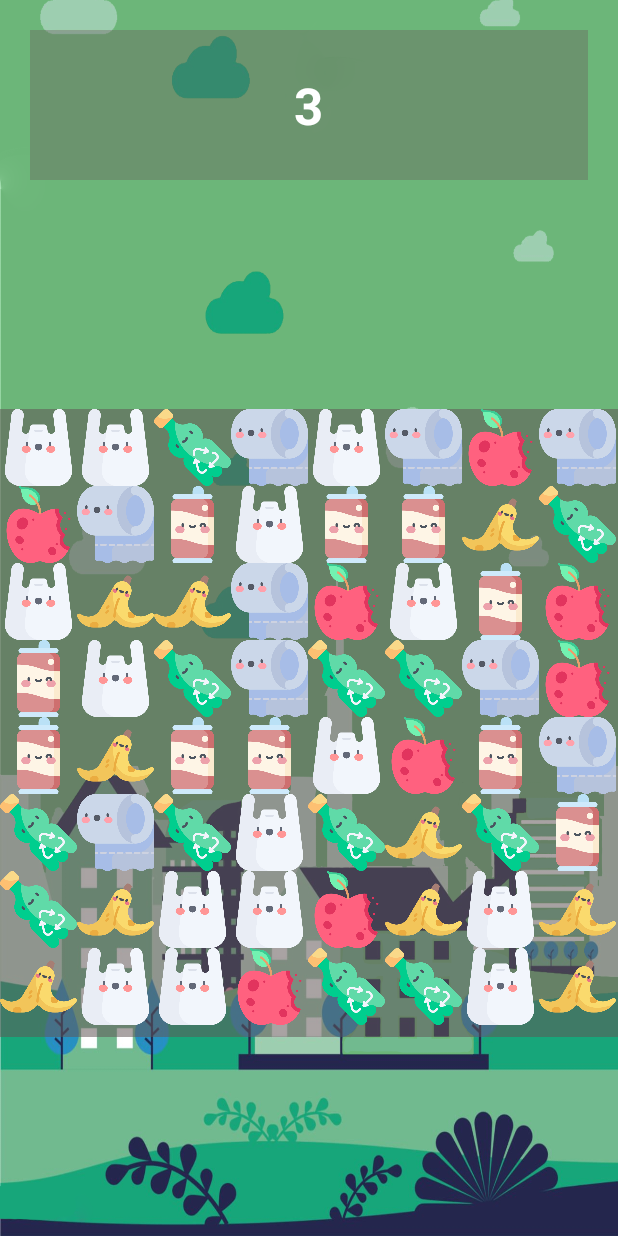
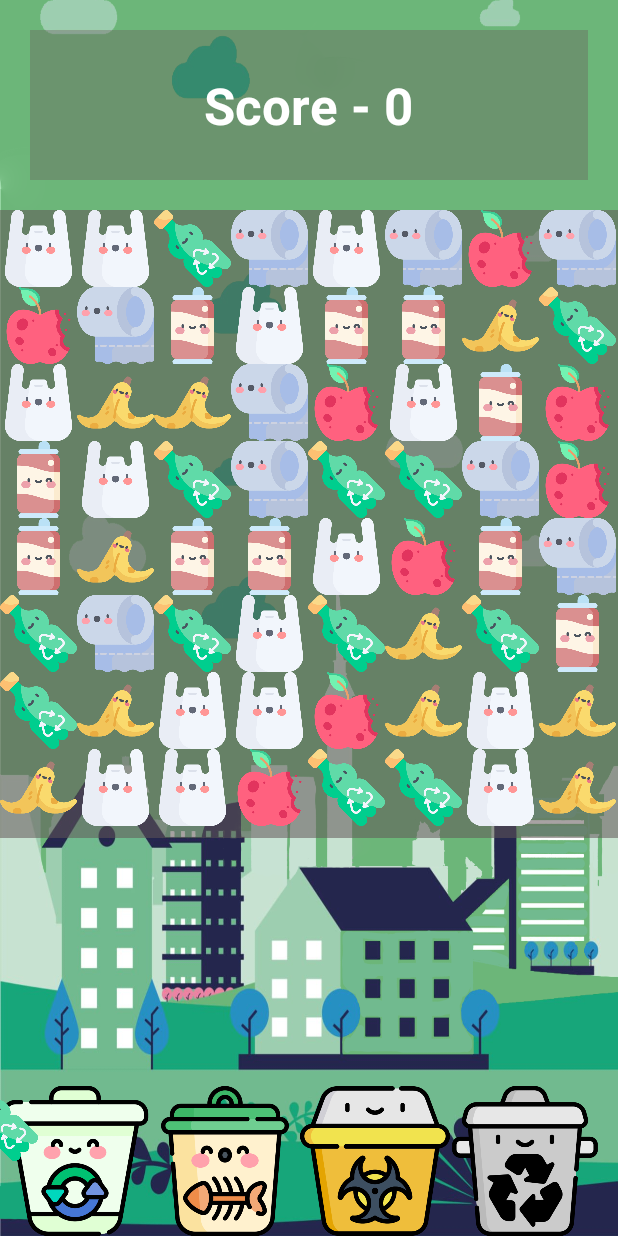
Before and after one commit to ngtdungdev/bin-rush, an Android app: the PlayActivity screen opened directly, with no data from a screen before it, on a phone screen of 412 x 824 dp. Run offline under Robolectric (Android 15) with nearby library versions, the phone set to English and light mode, and no system bars.

Commit message:
fix code

```diff
--- a/app/build.gradle.kts
+++ b/app/build.gradle.kts
@@ -51,5 +51,6 @@ dependencies {
     implementation("pl.droidsonroids.gif:android-gif-drawable:1.2.17")
     implementation("com.github.bumptech.glide:glide:4.13.0")
     implementation("androidx.gridlayout:gridlayout:1.0.0")
+    implementation("com.github.bumptech.glide:glide:4.12.0")
 
 }
--- a/app/src/main/java/com/example/bin_rush/activity/PlayActivity.kt
+++ b/app/src/main/java/com/example/bin_rush/activity/PlayActivity.kt
@@ -1,15 +1,19 @@
 package com.example.bin_rush.activity
 
+import android.animation.ObjectAnimator
 import android.content.Context
 import android.os.Bundle
 import android.os.Handler
+import android.os.Looper
 import android.util.DisplayMetrics
-import android.util.Log
 import android.util.TypedValue
+import android.view.View
+import android.widget.FrameLayout
 import androidx.gridlayout.widget.GridLayout
 import android.widget.ImageView
 import android.widget.TextView
 import androidx.appcompat.app.AppCompatActivity
+import com.bumptech.glide.Glide
 import com.example.bin_rush.R
 import com.example.bin_rush.util.OnSwipeListener
 import kotlin.math.abs
@@ -30,16 +34,23 @@ class PlayActivity: AppCompatActivity() {
     var widthOfScreen: Int = 0
     var heightOfScreen: Int = 0
 
+    var emptyBlock: Int  = R.drawable.transparent
     lateinit var wastes: ArrayList<ImageView>
     var blockStart: Int = 0
     var blockEnd: Int = 0
-    var emptyBlock: Int  = R.drawable.transparent
+    private lateinit var imageInorganic: ImageView
+    private lateinit var imageOrganic: ImageView
+    private lateinit var imageBiohazard: ImageView
+    private lateinit var imageRecycle: ImageView
+    private lateinit var layout: View
+    private lateinit var frameLayout: FrameLayout
 
     lateinit var gridlayout: GridLayout
     lateinit var mHandler: Handler
     lateinit var scoreResult: TextView
+    lateinit var imageGarbage: ImageView
     var score = 0
-    var interval = 100L
+    var interval = 200L
 
     override fun onCreate(savedInstanceState: Bundle?) {
         super.onCreate(savedInstanceState)
@@ -47,6 +58,14 @@ class PlayActivity: AppCompatActivity() {
 
         scoreResult = findViewById(R.id.score)
         gridlayout = findViewById(R.id.board)
+        imageBiohazard = findViewById(R.id.imageBiohazard)
+        imageInorganic = findViewById(R.id.imageInorganic)
+        imageOrganic = findViewById(R.id.imageOrganic)
+        imageRecycle = findViewById(R.id.imageRecycle)
+        layout = findViewById(R.id.LinearLayout)
+        frameLayout = findViewById(R.id.frameLayout)
+        imageGarbage = findViewById(R.id.imageGarbage)
+
 
         val displayMetrics = DisplayMetrics()
         windowManager.defaultDisplay.getMetrics(displayMetrics)
@@ -106,6 +125,7 @@ class PlayActivity: AppCompatActivity() {
         }
         mHandler = Handler()
         startRepeat()
+        scoreResult.text = "Score - 0"
     }
 
     private fun startRepeat() {
@@ -127,8 +147,9 @@ class PlayActivity: AppCompatActivity() {
                 && wastes[x++].tag as Int == chosenBlock
                 && wastes[x].tag as Int == chosenBlock
             ) {
+                animatation(i + 1)
                 score += 3
-                scoreResult.text = "$score"
+                scoreResult.text = "Score - $score"
                 wastes[x].setImageResource(emptyBlock)
                 wastes[x].tag = emptyBlock
                 x--
@@ -143,7 +164,7 @@ class PlayActivity: AppCompatActivity() {
     }
 
     private fun checkColumnForThree() {
-        val allBlocksExceptLastTwoRows = (0..noOfBlock*noOfBlock - 2*noOfBlock)
+        val allBlocksExceptLastTwoRows = (0..<noOfBlock*noOfBlock - 2*noOfBlock)
             .toList()
         for (i in allBlocksExceptLastTwoRows) {
             val chosenCandy = wastes[i].tag
@@ -154,8 +175,9 @@ class PlayActivity: AppCompatActivity() {
                 && wastes[x + noOfBlock].tag as Int == chosenCandy
                 && wastes[x + 2*noOfBlock].tag as Int == chosenCandy
             ) {
+                animatation( i + noOfBlock)
                 score += 3
-                    scoreResult.text = "$score"
+                scoreResult.text = "Score - $score"
                 wastes[x].setImageResource(emptyBlock)
                 wastes[x].tag = emptyBlock
                 x += noOfBlock
@@ -202,7 +224,6 @@ class PlayActivity: AppCompatActivity() {
                 checkRowForThree()
                 checkColumnForThree()
                 moveBlocksDown()
-                Log.i("com", "abc")
             }
             finally {
                 mHandler.postDelayed(this, interval)
@@ -252,9 +273,46 @@ class PlayActivity: AppCompatActivity() {
         ).toInt()
     }
 
-    private fun animatation(vararg indices: Int) {
-        for (i in indices) {
-            Log.i("com", wastes[i].x.toString())
+    private fun animatation(index: Int) {
+        wastes[index].x
+        wastes[index].y
+
+
+        val handlerX = Handler(Looper.getMainLooper())
+        val handlerY = Handler(Looper.getMainLooper())
+        val handlerZ = Handler(Looper.getMainLooper())
+        val imageView = ImageView(this)
+        val sizeInPixels = convertDpToPixel(50f, this)
+        val layoutParams = FrameLayout.LayoutParams(sizeInPixels,sizeInPixels)
+        layoutParams.leftMargin = wastes[index].x.toInt()
+        layoutParams.topMargin =  wastes[index].y.toInt()
+
+
+        imageView.setImageResource(wastes[index].tag as Int)
+
+        imageView.layoutParams = layoutParams
+
+        val density = resources.displayMetrics.density
+        val elevationInPixels = 2 * density
+        imageView.elevation = elevationInPixels
+        frameLayout.addView(imageView)
+
+        val x = imageInorganic.width / 2 - sizeInPixels / 2
+        val coordinateX = x + layout.x.toInt()
+        val runnableX = Runnable {
+            layoutParams.leftMargin = coordinateX
+            imageView.layoutParams = layoutParams
+        }
+        handlerX.postDelayed(runnableX, 500)
+        val runnableY = Runnable {
+            layoutParams.topMargin = imageInorganic.y.toInt() + layout.y.toInt()
+            imageView.layoutParams = layoutParams
+        }
+        handlerY.postDelayed(runnableY, 1000)
+
+        val runnableZ = Runnable {
+            frameLayout.removeView(imageView)
+        }
+        handlerZ.postDelayed(runnableZ, 2000)
     }
 }
-}
--- a/app/src/main/java/com/example/bin_rush/adapter/GameAdapter.kt
+++ b/app/src/main/java/com/example/bin_rush/adapter/GameAdapter.kt
@@ -1,6 +1,7 @@
 package com.example.bin_rush.adapter
 
 import android.content.Context
+import android.util.Log
 import android.view.LayoutInflater
 import android.view.View
 import android.view.ViewGroup
--- a/app/src/main/java/com/example/bin_rush/util/OnSwipeListener.kt
+++ b/app/src/main/java/com/example/bin_rush/util/OnSwipeListener.kt
@@ -33,8 +33,6 @@ abstract class OnSwipeListener(context: Context): View.OnTouchListener {
             if (e1 != null) {
                 yDiff = e2.y - e1.y
                 xDiff = e2.x - e1.x
-                Log.i("com", e1.toString())
-                Log.i("com", e2.toString())
             } else
                 return result
             if (abs(xDiff) > abs(yDiff)) {
--- a/app/src/main/res/layout/activity_play.xml
+++ b/app/src/main/res/layout/activity_play.xml
@@ -24,16 +24,59 @@
     </FrameLayout>
 
     <FrameLayout
+        android:id="@+id/frameLayout"
         android:layout_width="match_parent"
         android:layout_height="match_parent">
+
+        <ImageView
+            android:id="@+id/imageGarbage"
+            android:layout_width="50dp"
+            android:layout_height="50dp"
+            android:elevation="2dp"
+            android:visibility="gone" />
+
+        <LinearLayout
+            android:id="@+id/LinearLayout"
+            android:layout_width="match_parent"
+            android:layout_height="100dp"
+            android:layout_gravity="bottom"
+            android:orientation="horizontal">
+
+            <ImageView
+                android:id="@+id/imageInorganic"
+                android:layout_width="100dp"
+                android:layout_height="100dp"
+                android:background="@drawable/recycle" />
+
+            <ImageView
+                android:id="@+id/imageOrganic"
+                android:layout_width="100dp"
+                android:layout_height="100dp"
+                android:background="@drawable/food_waste" />
+
+            <ImageView
+                android:id="@+id/imageBiohazard"
+                android:layout_width="100dp"
+                android:layout_height="100dp"
+                android:layout_gravity="bottom|left"
+                android:background="@drawable/biohazard" />
+
+            <ImageView
+                android:id="@+id/imageRecycle"
+                android:layout_width="100dp"
+                android:layout_height="100dp"
+                android:layout_gravity="bottom|right"
+                android:background="@drawable/recycle_bin" />
+        </LinearLayout>
 
         <androidx.gridlayout.widget.GridLayout
             android:id="@+id/board"
             android:layout_width="400dp"
             android:layout_height="400dp"
-            android:layout_gravity="center"
+            android:layout_gravity="center_horizontal"
             android:background="#8B615757"
             android:stretchMode="columnWidth"
             app:orientation="horizontal" />
+
     </FrameLayout>
 </LinearLayout>
--- a/app/src/main/res/layout/fragment_item_dialog.xml
+++ b/app/src/main/res/layout/fragment_item_dialog.xml
@@ -8,6 +8,6 @@
     <ImageView
         android:id="@+id/imageView"
         android:layout_width="300dp"
-        android:layout_height="300dp"
+        android:layout_height="400dp"
         android:background="@drawable/banner" />
 </androidx.cardview.widget.CardView>
--- a/build.gradle.kts
+++ b/build.gradle.kts
@@ -5,6 +5,6 @@ buildscript {
 }
 // Top-level build file where you can add configuration options common to all sub-projects/modules.
 plugins {
-    id("com.android.application") version "8.3.0" apply false
+    id("com.android.application") version "8.1.1" apply false
     id("org.jetbrains.kotlin.android") version "1.9.0" apply false
 }
```
Also changed, not shown: app/src/main/java/com/example/bin_rush/activity/MainActivity.kt (+14 -0 lines), app/src/main/java/com/example/bin_rush/fragment/PlayGameFragment.kt (+4 -4 lines), app/src/main/res/layout/activity_main.xml (+9 -0 lines), app/src/main/res/drawable/food_waste.png (renamed from app/src/main/res/drawable/food-waste.png). Lines whose indentation alone changed are shown as unchanged.
